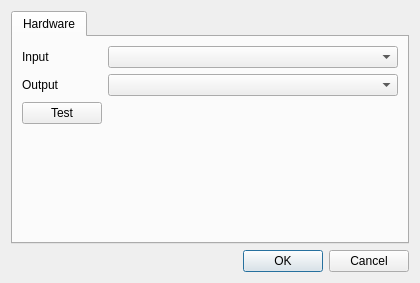
sush/Live-Jamming, file src/client/gui/configuration_dialog.ui: the form before one commit.
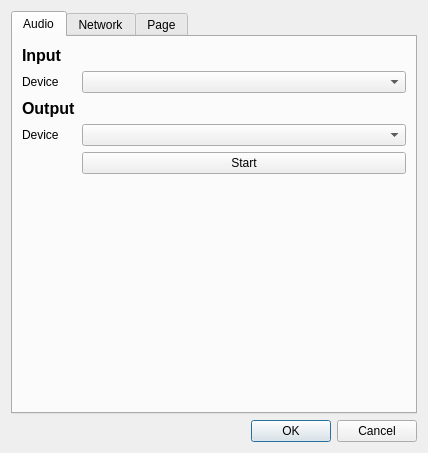
The form after the commit. The open tabs and pages were chosen to show the change.

Patch:
```diff
--- a/src/client/gui/configuration_dialog.ui
+++ b/src/client/gui/configuration_dialog.ui
@@ -6,8 +6,8 @@
    <rect>
     <x>0</x>
     <y>0</y>
-    <width>420</width>
-    <height>283</height>
+    <width>428</width>
+    <height>453</height>
    </rect>
   </property>
   <property name="windowTitle">
@@ -21,7 +21,7 @@
      </property>
      <widget class="QWidget" name="tab">
       <attribute name="title">
-       <string>Hardware</string>
+       <string>Audio</string>
       </attribute>
       <layout class="QFormLayout" name="formLayout_2">
        <property name="fieldGrowthPolicy">
@@ -29,28 +29,38 @@
        </property>
        <item row="0" column="0">
         <widget class="QLabel" name="label_5">
+         <property name="font">
+          <font>
+           <pointsize>12</pointsize>
+           <weight>75</weight>
+           <italic>false</italic>
+           <bold>true</bold>
+           <underline>false</underline>
+          </font>
+         </property>
          <property name="text">
           <string>Input</string>
          </property>
         </widget>
        </item>
-       <item row="0" column="1">
-        <widget class="QComboBox" name="inputComboBox"/>
-       </item>
-       <item row="1" column="0">
+       <item row="2" column="0">
         <widget class="QLabel" name="outputLabel">
+         <property name="font">
+          <font>
+           <pointsize>12</pointsize>
+           <weight>75</weight>
+           <bold>true</bold>
+          </font>
+         </property>
          <property name="text">
           <string>Output</string>
          </property>
         </widget>
        </item>
-       <item row="1" column="1">
-        <widget class="QComboBox" name="outputComboBox"/>
-       </item>
-       <item row="2" column="0">
+       <item row="4" column="1">
         <widget class="QPushButton" name="pushButton">
          <property name="text">
-          <string>Test</string>
+          <string>Start</string>
          </property>
          <property name="checkable">
           <bool>true</bool>
@@ -66,8 +76,58 @@
          </property>
         </widget>
        </item>
+       <item row="1" column="1">
+        <widget class="QComboBox" name="inputComboBox"/>
+       </item>
+       <item row="3" column="1">
+        <widget class="QComboBox" name="outputComboBox"/>
+       </item>
+       <item row="1" column="0">
+        <widget class="QLabel" name="label">
+         <property name="text">
+          <string>Device</string>
+         </property>
+        </widget>
+       </item>
+       <item row="3" column="0">
+        <widget class="QLabel" name="label_2">
+         <property name="text">
+          <string>Device</string>
+         </property>
+        </widget>
+       </item>
       </layout>
      </widget>
+     <widget class="QWidget" name="tab_2">
+      <attribute name="title">
+       <string>Network</string>
+      </attribute>
+      <widget class="QLabel" name="label_3">
+       <property name="geometry">
+        <rect>
+         <x>20</x>
+         <y>30</y>
+         <width>62</width>
+         <height>17</height>
+        </rect>
+       </property>
+       <property name="font">
+        <font>
+         <pointsize>12</pointsize>
+         <weight>75</weight>
+         <bold>true</bold>
+        </font>
+       </property>
+       <property name="text">
+        <string>Server</string>
+       </property>
+      </widget>
+     </widget>
+     <widget class="QWidget" name="tab_3">
+      <attribute name="title">
+       <string>Page</string>
+      </attribute>
+     </widget>
     </widget>
    </item>
    <item>
```
Left out of the diff: 2 changed lines with no effect on the pictures.
